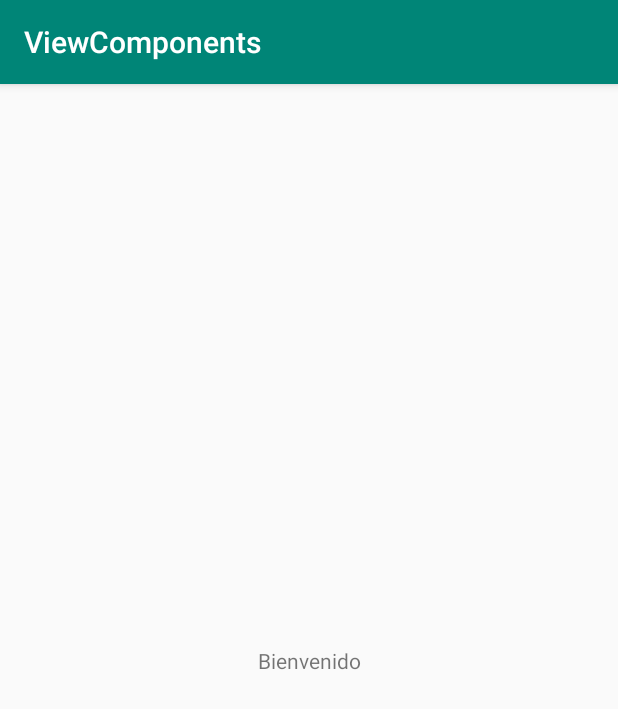
After one commit to oxrl/ListView, an Android app: the HomeActivity screen opened directly, with no data from a screen before it, on a phone screen of 412 x 824 dp. The commit adds this screen. Shown: the top 709 px of the screen. Run offline under Robolectric (Android 15) with nearby library versions, the phone set to English and light mode, and no system bars.

Commit message:
Se Creo un Activity adiciona llamado Home y se lo configuro con el un ViewText

```diff
--- a/app/src/main/AndroidManifest.xml
+++ b/app/src/main/AndroidManifest.xml
@@ -9,6 +9,7 @@
         android:roundIcon="@mipmap/ic_launcher_round"
         android:supportsRtl="true"
         android:theme="@style/AppTheme">
+        <activity android:name=".HomeActivity"></activity>
         <activity android:name=".MainActivity">
             <intent-filter>
                 <action android:name="android.intent.action.MAIN" />
--- /dev/null
+++ b/app/src/main/java/com/example/viewcomponents/HomeActivity.java
@@ -0,0 +1,18 @@
+package com.example.viewcomponents;
+
+import android.support.v7.app.AppCompatActivity;
+import android.os.Bundle;
+import android.widget.TextView;
+
+public class HomeActivity extends AppCompatActivity {
+
+    @Override
+    protected void onCreate(Bundle savedInstanceState) {
+        TextView textEmail;
+
+        super.onCreate(savedInstanceState);
+        setContentView(R.layout.activity_home);
+        textEmail = findViewById(R.id.textViewEmail);
+        textEmail.setText("Bienvenido");
+    }
+}
--- /dev/null
+++ b/app/src/main/res/layout/activity_home.xml
@@ -0,0 +1,22 @@
+<?xml version="1.0" encoding="utf-8"?>
+<android.support.constraint.ConstraintLayout xmlns:android="http://schemas.android.com/apk/res/android"
+    xmlns:app="http://schemas.android.com/apk/res-auto"
+    xmlns:tools="http://schemas.android.com/tools"
+    android:layout_width="match_parent"
+    android:layout_height="match_parent"
+    tools:context=".HomeActivity">
+
+    <TextView
+        android:id="@+id/textViewEmail"
+        android:layout_width="wrap_content"
+        android:layout_height="wrap_content"
+        android:layout_marginStart="8dp"
+        android:layout_marginTop="8dp"
+        android:layout_marginEnd="8dp"
+        android:layout_marginBottom="8dp"
+        android:text="TextView"
+        app:layout_constraintBottom_toBottomOf="parent"
+        app:layout_constraintEnd_toEndOf="parent"
+        app:layout_constraintStart_toStartOf="parent"
+        app:layout_constraintTop_toTopOf="parent" />
+</android.support.constraint.ConstraintLayout>
--- a/app/src/main/res/layout/activity_main.xml
+++ b/app/src/main/res/layout/activity_main.xml
@@ -27,10 +27,10 @@
         android:inputType="textPassword"
         app:layout_constraintEnd_toEndOf="parent"
         app:layout_constraintStart_toStartOf="parent"
-        app:layout_constraintTop_toBottomOf="@+id/editText2" />
+        app:layout_constraintTop_toBottomOf="@+id/editTextEmail" />
 
     <EditText
-        android:id="@+id/editText2"
+        android:id="@+id/editTextEmail"
         android:layout_width="0dp"
         android:layout_height="wrap_content"
         android:layout_marginStart="8dp"
```
Also changed, not shown: app/src/main/java/com/example/viewcomponents/MainActivity.java (+17 -2 lines).
